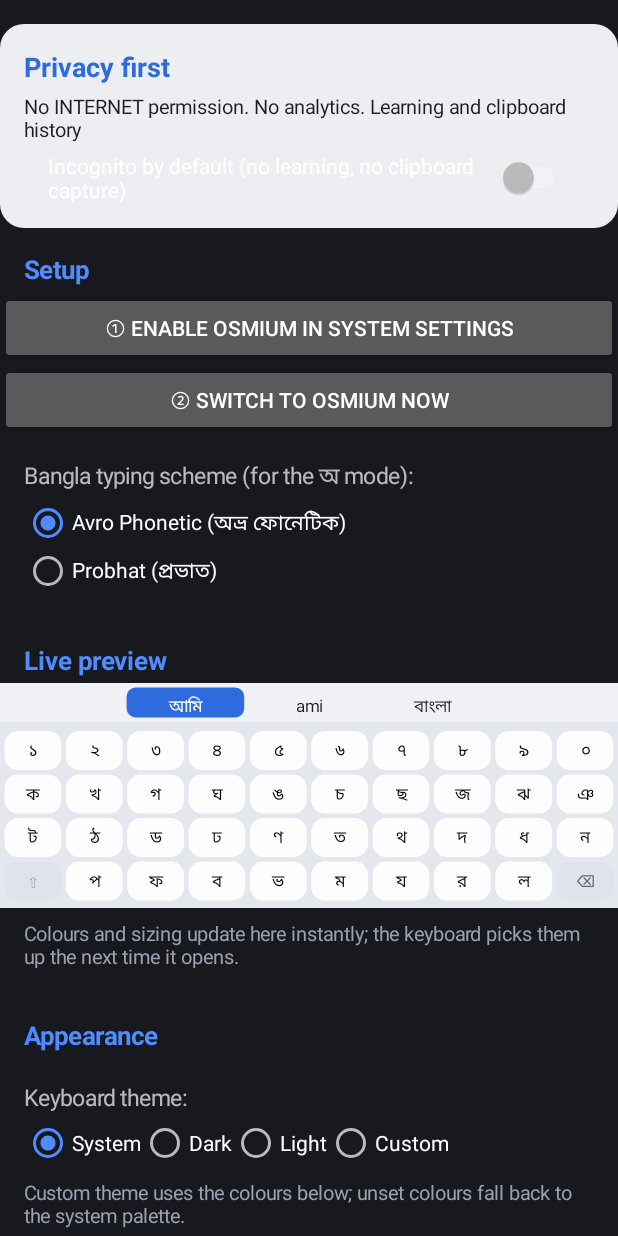
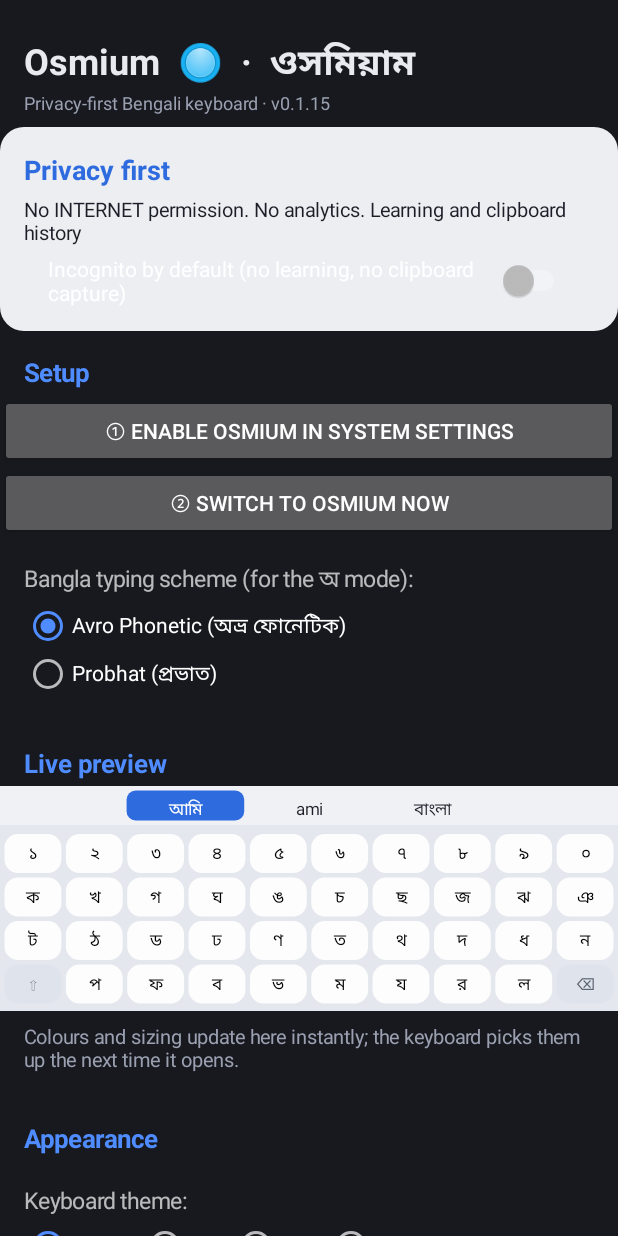
Before and after one commit to Readest-Musta/Osmium, an Android app: the screen it shows after launch (MainActivity), on a phone screen of 412 x 824 dp. Run offline under Robolectric (Android 15) with nearby library versions, the phone set to English and light mode, and no system bars; libraries missing offline, so code that uses them is left out: uniffi.osmium, uniffi.osmium.keycodeForChar; 4 statements that could not run were skipped.

Commit message:
feat(app): branded app bar with version

```diff
--- a/app/src/main/java/org/osmium/keyboard/MainActivity.kt
+++ b/app/src/main/java/org/osmium/keyboard/MainActivity.kt
@@ -76,6 +76,7 @@ class MainActivity : Activity() {
             val pad = (16 * resources.displayMetrics.density).toInt()
             setPadding(0, pad, 0, pad)
         }
+        buildAppBar()
         buildPrivacyCard()
         buildSetupSection()
         add(TextView(this).apply {
@@ -240,6 +241,23 @@ class MainActivity : Activity() {
             addView(valueLabel)
             addView(bar)
         }
+    }
+
+    /** Gives the settings screen an identity — it currently opens as an anonymous list. */
+    private fun buildAppBar() {
+        add(TextView(this).apply {
+            text = "Osmium  🔘  ·  ওসমিয়াম"
+            textSize = 24f
+            typeface = Typeface.DEFAULT_BOLD
+            setTextColor(0xFFE8EAF0.toInt())
+            setPadding(pad, pad / 2, pad, 0)
+        })
+        add(TextView(this).apply {
+            text = "Privacy-first Bengali keyboard · v${BuildConfig.VERSION_NAME}"
+            textSize = 12f
+            setTextColor(0xFF9AA0B0.toInt())
+            setPadding(pad, 0, pad, pad / 2)
+        })
     }
 
     /** Puts the project's strongest differentiator front and centre. */
```
